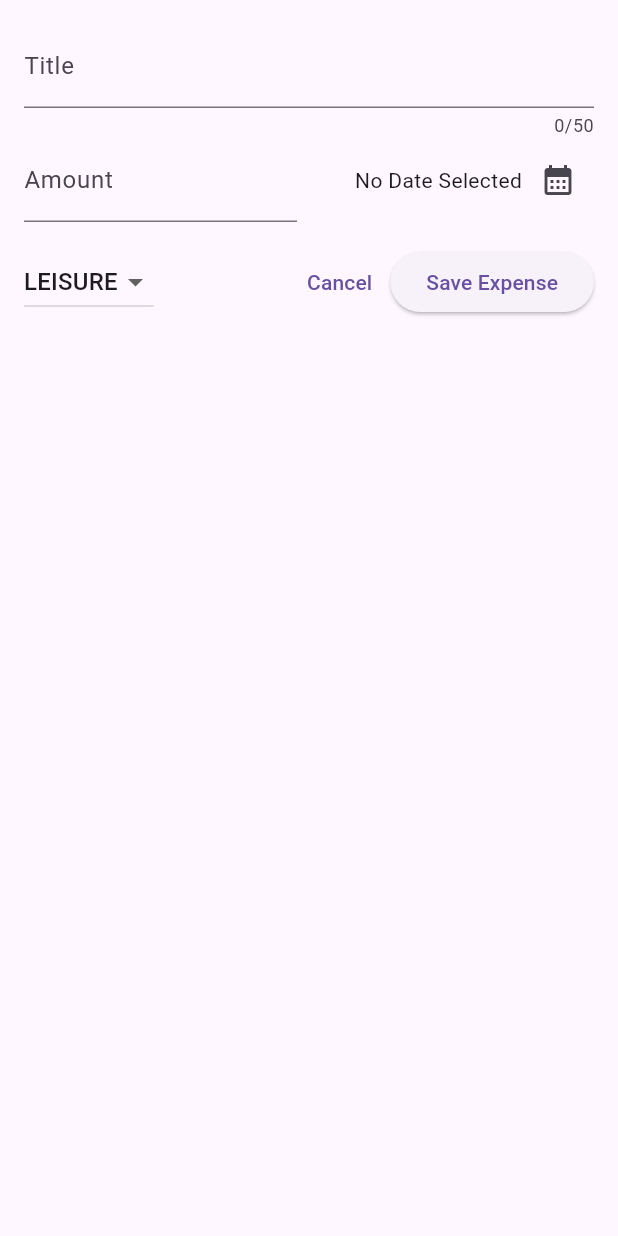
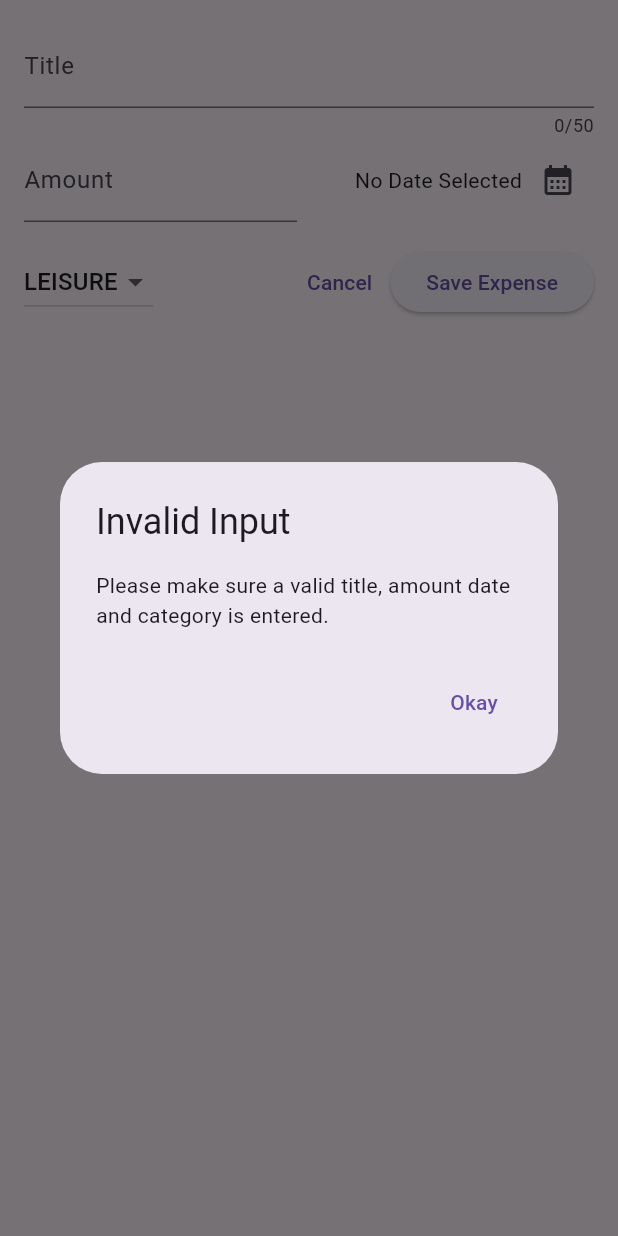
Before and after one commit to PratikPaulkar/expense_tracker, a Flutter app: the NewExpense widget shown alone on an empty page, opened directly, after a tap on "Save Expense", on a phone screen of 412 x 824 dp. Run offline on Flutter 3.47's test engine with Material 3 defaults, Android fonts, the phone set to English and light mode, and no system bars.

Commit message:
Added the method which popup the error for the invalid data.

```diff
--- a/lib/Widgets/new_expense.dart
+++ b/lib/Widgets/new_expense.dart
@@ -29,6 +29,34 @@ class _NewExpense extends State<NewExpense> {
     setState(() {
       _selectedDate = pickedDate;
     });
+  }
+
+  void _submitExpenseData() {
+    final enteredAmount = double.tryParse(_amountController.text);
+    final amountIsInvalid = enteredAmount == null || enteredAmount <= 0;
+    if (_titleController.text.trim().isEmpty ||
+        amountIsInvalid ||
+        _selectedDate == null) {
+      // show error message.
+      showDialog(
+          context: context,
+          builder: (ctx) => AlertDialog(
+              title: const Text("Invalid Input"),
+              content: const Text(
+                  "Please make sure a valid title, amount date and category is entered."),
+              actions: [
+                TextButton(
+                  onPressed: () {
+                    Navigator.pop(ctx);
+                  },
+                  child: const Text('Okay'),
+                )
+              ],
+          )
+      );
+
+      return;
+    }
   }
 
   @override
@@ -90,11 +118,10 @@ class _NewExpense extends State<NewExpense> {
                           value: category,
                           child: Text(
                             category.name.toUpperCase(),
-                          )
-                      ))
+                          )))
                       .toList(),
                   onChanged: (value) {
-                    if(value == null){
+                    if (value == null) {
                       return;
                     }
                     setState(() {
@@ -109,10 +136,7 @@ class _NewExpense extends State<NewExpense> {
                 child: const Text("Cancel"),
               ),
               ElevatedButton(
-                onPressed: () {
-                  print(_titleController.text);
-                  print(_amountController.text);
-                },
+                onPressed: _submitExpenseData,
                 child: const Text("Save Expense"),
               )
             ],
```
